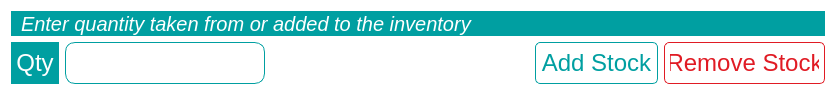
FlicksonJ/labify, file app/ui/quantity_restock.ui: the form before one commit.
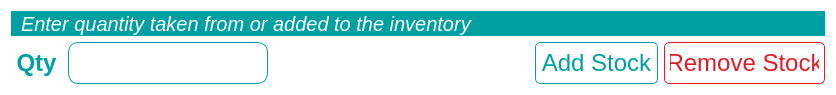
The form after the commit.

Commit message: FIX: Update quantity_restock input for the previous BREAKING CHANGE

Patch:
```diff
--- a/app/ui/quantity_restock.ui
+++ b/app/ui/quantity_restock.ui
@@ -37,6 +37,11 @@
 	padding-right: 5px;
 }
 
+#qty_label {
+	background: #fff;
+	color: rgb(0, 159, 161);
+}
+
 QLineEdit {
 	border: 1px solid rgb(0, 159, 161);
 	border-radius: 10px;
@@ -104,6 +109,7 @@
        <property name="font">
         <font>
          <pointsize>18</pointsize>
+         <bold>true</bold>
         </font>
        </property>
        <property name="text">
```
The commit also changes 2 other files.
